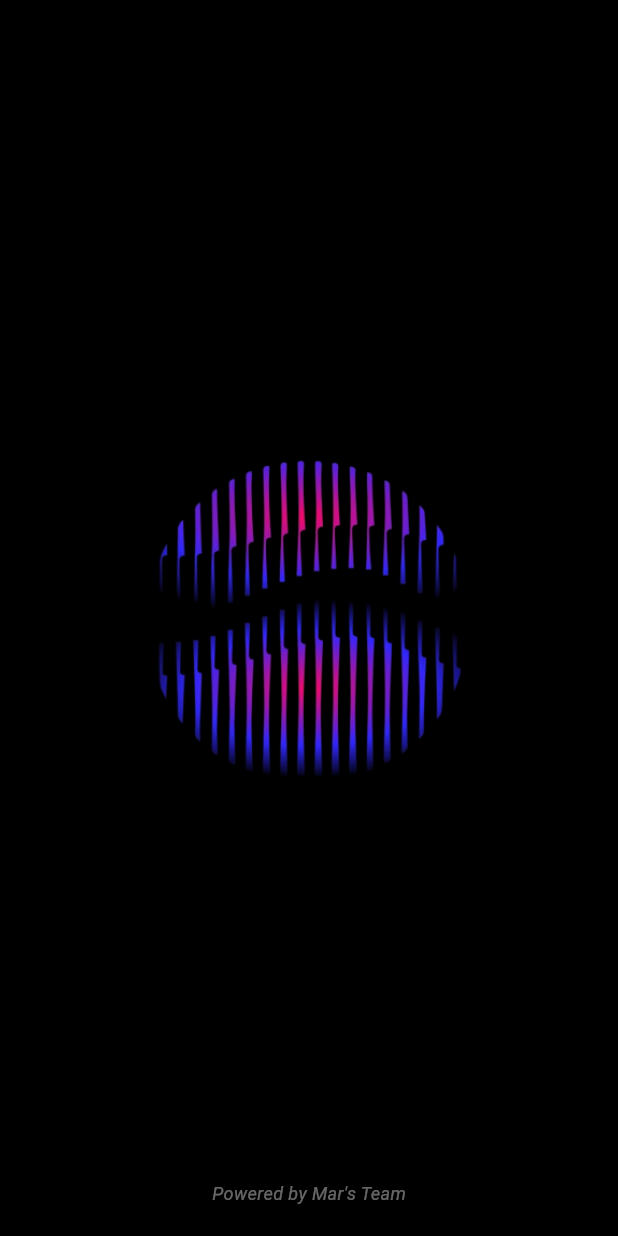
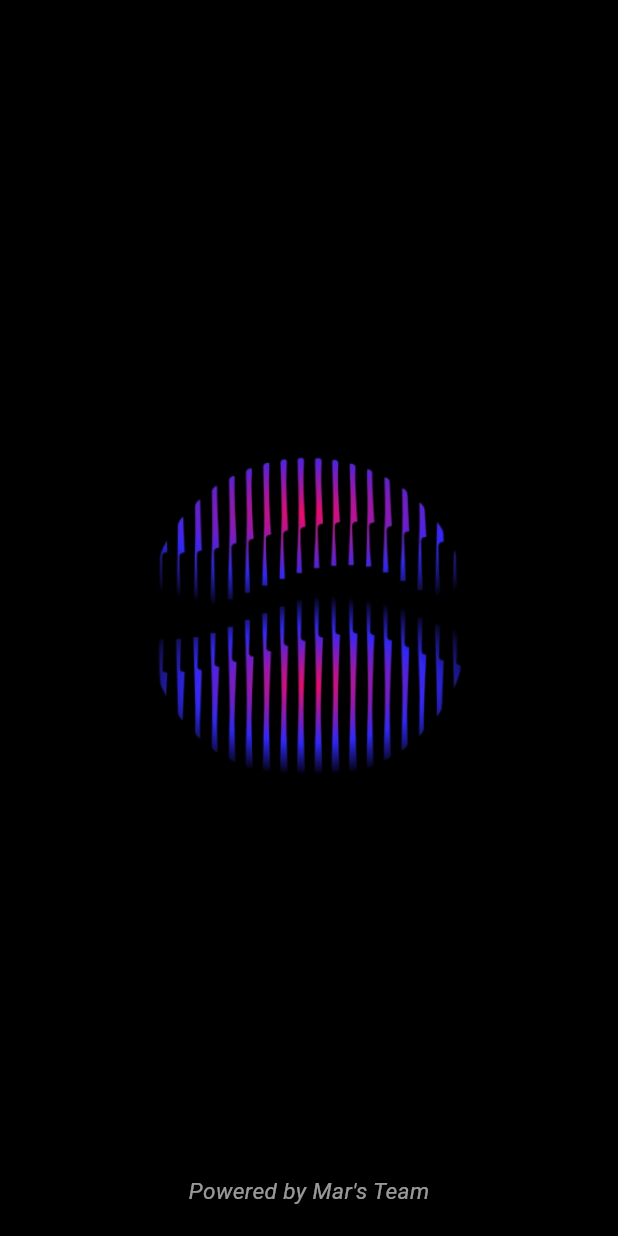
Before and after one commit to Mar-s-Team/SyncTone, a Flutter app: the SplashScreen screen opened by its route, on a phone screen of 412 x 824 dp. Run offline on Flutter 3.47's test engine with Material 3 defaults, Android fonts, the phone set to English and light mode, and no system bars; our stand-ins replace fade_shimmer, flutter_bloc, flutter_dotenv, flutter_map, geolocator, get and 5 more; missing offline and left inert: mobile_scanner, spotify; accounts and stored records are empty; generated files the repository leaves out were written again; network calls fail; Roboto replaces fonts that are missing (Cambria).

Commit message:
splash actualizado

```diff
--- a/lib/modules/splash/splash_screen.dart
+++ b/lib/modules/splash/splash_screen.dart
@@ -38,8 +38,8 @@ class _SplashScreenState extends State<SplashScreen> {
             child: Text(
               "Powered by Mar's Team",
               style: TextStyle(
-                color: Colors.white.withOpacity(0.4),
-                fontSize: 12,
+                color: Colors.white.withOpacity(0.6),
+                fontSize: 15,
                 fontStyle: FontStyle.italic,
               ),
             ),
```
